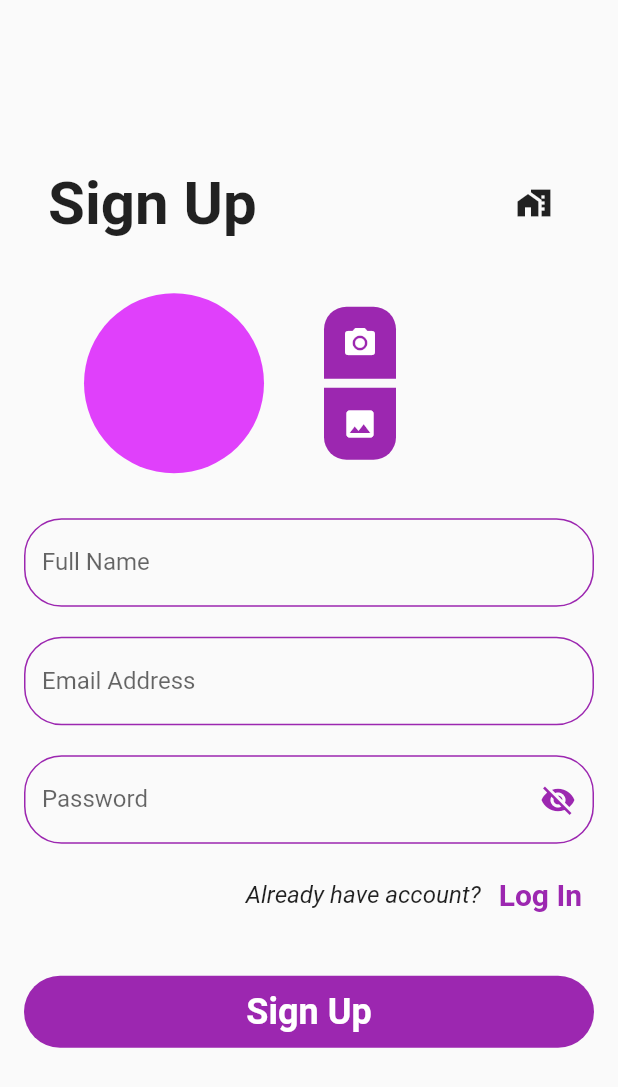
After one commit to ArslanChaudhry007/MultiStoreApp, a Flutter app: the CustomerRegisterScreen screen opened by its route, on a phone screen of 412 x 824 dp. The commit adds this screen. Shown: the top 1087 px of the screen. Run offline on Flutter 3.47's test engine with Material 2 defaults, Android fonts, the phone set to English and light mode, and no system bars; our stand-ins replace animated_text_kit.

Commit message:
Create customer signup screen

```diff
--- /dev/null
+++ b/lib/login_signup_screens/auth_widgets.dart
@@ -0,0 +1,107 @@
+import 'package:flutter/material.dart';
+
+class AuthMainButton extends StatelessWidget {
+  final String mainButtonLable;
+  final Function() onPressed;
+  const AuthMainButton({
+    Key? key,
+    required this.mainButtonLable,
+    required this.onPressed
+  }) : super(key: key);
+
+  @override
+  Widget build(BuildContext context) {
+    return Padding(
+      padding: const EdgeInsets.symmetric(vertical: 30,),
+      child: Material(
+        color: Colors.purple,
+        borderRadius: BorderRadius.circular(25),
+        child: MaterialButton(
+          minWidth: double.infinity,
+          onPressed: onPressed,
+          child:  Text(mainButtonLable, style: const TextStyle(fontSize: 24, fontWeight: FontWeight.bold, color: Colors.white),),
+        ),
+      ),
+    );
+  }
+}
+
+class HaveAccount extends StatelessWidget {
+  final String haveAccount;
+  final String actionLabel;
+  final Function() onPressed;
+  const HaveAccount({
+    Key? key,
+    required this.haveAccount,
+    required this.actionLabel,
+    required this.onPressed
+  }) : super(key: key);
+
+  @override
+  Widget build(BuildContext context) {
+    return Row(
+      mainAxisAlignment: MainAxisAlignment.end,
+      children: [
+        Text(
+          haveAccount,
+          style: const TextStyle(fontSize: 16, fontStyle: FontStyle.italic),
+        ),
+        TextButton(
+            onPressed: () {
+              onPressed;
+            },
+            child:  Text(
+              actionLabel,
+              style: const TextStyle(
+                  color: Colors.purple,
+                  fontWeight: FontWeight.bold,
+                  fontSize: 20),
+            ))
+      ],
+    );
+  }
+}
+
+class AuthHeaderLabel extends StatelessWidget {
+  final String label;
+  const AuthHeaderLabel({
+    Key? key,
+    required this.label
+  }) : super(key: key);
+
+  @override
+  Widget build(BuildContext context) {
+    return Padding(
+      padding: const EdgeInsets.all(16.0),
+      child: Row(
+        mainAxisAlignment: MainAxisAlignment.spaceBetween,
+        children: [
+          Text(
+            label,
+            style: const TextStyle(fontSize: 40, fontWeight: FontWeight.bold),
+          ),
+          IconButton(
+              onPressed: () {
+                Navigator.pop(context);
+                // Navigator.pushReplacementNamed(context, '/welcome_screen');
+              },
+              icon: const Icon(Icons.home_work))
+        ],
+      ),
+    );
+  }
+}
+var textFormDecoration = InputDecoration(
+  labelText: 'Full Name',
+  hintText: 'Enter your full name',
+  border:
+  OutlineInputBorder(borderRadius: BorderRadius.circular(25)),
+  enabledBorder: OutlineInputBorder(
+      borderSide:
+      const BorderSide(color: Colors.purple, width: 1),
+      borderRadius: BorderRadius.circular(25)),
+  focusedBorder: OutlineInputBorder(
+      borderSide: const BorderSide(
+          color: Colors.deepPurpleAccent, width: 2),
+      borderRadius: BorderRadius.circular(25)),
+);
--- /dev/null
+++ b/lib/login_signup_screens/customer_signup_screen.dart
@@ -0,0 +1,207 @@
+import 'package:flutter/foundation.dart';
+import 'package:flutter/material.dart';
+
+import 'auth_widgets.dart';
+
+
+// final TextEditingController _nameController = TextEditingController();
+// final TextEditingController _emailController = TextEditingController();
+// final TextEditingController _passwordController = TextEditingController();
+
+class CustomerRegisterScreen extends StatefulWidget {
+  const CustomerRegisterScreen({Key? key}) : super(key: key);
+
+  @override
+  State<CustomerRegisterScreen> createState() => _CustomerRegisterScreenState();
+}
+
+class _CustomerRegisterScreenState extends State<CustomerRegisterScreen> {
+  late String name;
+  late String email;
+  late String password;
+  final GlobalKey<FormState> _formKey = GlobalKey<FormState>();
+  bool passwordVisibility = true;
+
+  @override
+  Widget build(BuildContext context) {
+    return Scaffold(
+      body: SafeArea(
+        child: Center(
+          child: SingleChildScrollView(
+            keyboardDismissBehavior: ScrollViewKeyboardDismissBehavior.onDrag,
+            reverse: true,
+            child: Padding(
+              padding: const EdgeInsets.all(16.0),
+              child: Form(
+                key: _formKey,
+                child: Column(
+                  children: [
+                    // sign up and home button
+                    const AuthHeaderLabel(
+                      label: 'Sign Up',
+                    ),
+                    // profile image with camera and photo icons
+                    Row(
+                      children: [
+                        const Padding(
+                          padding: EdgeInsets.symmetric(
+                              vertical: 20, horizontal: 40),
+                          child: CircleAvatar(
+                            radius: 60,
+                            backgroundColor: Colors.purpleAccent,
+                          ),
+                        ),
+                        Column(
+                          children: [
+                            Container(
+                              decoration: const BoxDecoration(
+                                  color: Colors.purple,
+                                  borderRadius: BorderRadius.only(
+                                      topLeft: Radius.circular(15),
+                                      topRight: Radius.circular(15))),
+                              child: IconButton(
+                                icon: const Icon(
+                                  Icons.camera_alt,
+                                  color: Colors.white,
+                                ),
+                                onPressed: () {},
+                              ),
+                            ),
+                            const SizedBox(
+                              height: 6,
+                            ),
+                            Container(
+                              decoration: const BoxDecoration(
+                                  color: Colors.purple,
+                                  borderRadius: BorderRadius.only(
+                                      bottomLeft: Radius.circular(15),
+                                      bottomRight: Radius.circular(15))),
+                              child: IconButton(
+                                icon: const Icon(
+                                  Icons.photo,
+                                  color: Colors.white,
+                                ),
+                                onPressed: () {},
+                              ),
+                            ),
+                          ],
+                        )
+                      ],
+                    ),
+                    // Full Name field
+                    Padding(
+                      padding: const EdgeInsets.symmetric(vertical: 10),
+                      child: TextFormField(
+                        validator: (value) {
+                          if (value!.isEmpty) {
+                            return 'Please enter your Name';
+                          }
+                          return null;
+                        },
+                      onChanged: (value){
+                          name = value;
+                      },
+                        decoration: textFormDecoration.copyWith(
+                            labelText: 'Full Name',
+                            hintText: 'Enter you full name'),
+                      ),
+                    ),
+                    // Email field
+                    Padding(
+                      padding: const EdgeInsets.symmetric(vertical: 10),
+                      child: TextFormField(
+                        validator: (value) {
+                          if (value!.isEmpty) {
+                            return 'Please enter your Email Address';
+                          } else if (value.isValidEmail() == false) {
+                            return ' Invalid email';
+                          } else if (value.isValidEmail() == true) {
+                            return null;
+                          }
+                          return null;
+                        },
+                       onChanged: (value){
+                          email = value;
+                       },
+                        keyboardType: TextInputType.emailAddress,
+                        decoration: textFormDecoration.copyWith(
+                            labelText: 'Email Address',
+                            hintText: 'Enter your Email'),
+                      ),
+                    ),
+                    // password field
+                    Padding(
+                      padding: const EdgeInsets.symmetric(vertical: 10),
+                      child: TextFormField(
+                        validator: (value) {
+                          if (value!.isEmpty) {
+                            return 'Please enter your password';
+                          }
+                          return null;
+                        },
+                       onChanged: (value){
+                          password = value;
+                       },
+                        obscureText: passwordVisibility,
+                        decoration: textFormDecoration.copyWith(
+                            suffixIcon: IconButton(
+                                onPressed: () {
+                                  setState(() {
+                                    passwordVisibility = !passwordVisibility;
+                                  });
+                                },
+                                icon: Icon(
+                                  passwordVisibility
+                                      ? Icons.visibility_off
+                                      : Icons.visibility,
+                                  color: Colors.purple,
+                                )),
+                            labelText: 'Password',
+                            hintText: 'Enter your Password'),
+                      ),
+                    ),
+                    // already have a account text
+                    HaveAccount(
+                      haveAccount: 'Already have account? ',
+                      actionLabel: 'Log In',
+                      onPressed: () {},
+                    ),
+                    // signup button
+                    AuthMainButton(
+                      mainButtonLable: 'Sign Up',
+                      onPressed: () {
+                        if (_formKey.currentState!.validate()) {
+                         if (kDebugMode) {
+                           print(name);
+                         }
+                         if (kDebugMode) {
+                           print(email);
+                         }
+                         if (kDebugMode) {
+                           print(password);
+                         }
+                        } else {
+                          if (kDebugMode) {
+                            print('Not valid');
+                          }
+                        }
+                      },
+                    )
+                  ],
+                ),
+              ),
+            ),
+          ),
+        ),
+      ),
+    );
+  }
+}
+
+extension EmailValidator on String {
+  bool isValidEmail() {
+    return RegExp(
+            r'^(([^<>()[\]\\.,;:\s@\"]+(\.[^<>()[\]\\.,;:\s@\"]+)*)|(\".+\"))@((\[[0-9]{1,3}\.[0-9]{1,3}\.[0-9]{1,3}\.[0-9]{1,3}\])|(([a-zA-Z\-0-9]+\.)+[a-zA-Z]{2,}))$')
+        .hasMatch(this);
+  }
+}
--- a/lib/main.dart
+++ b/lib/main.dart
@@ -1,4 +1,5 @@
 import 'package:flutter/material.dart';
+import 'package:multi_store_app/login_signup_screens/customer_signup_screen.dart';
 import 'package:multi_store_app/main_screens/customer_supplier_home_screens/customer_home.dart';
 import 'package:multi_store_app/main_screens/customer_supplier_home_screens/supplier_home_screen.dart';
 import 'package:multi_store_app/main_screens/welcome_screen_vc/welcome_screen.dart';
@@ -23,6 +24,7 @@ class MyApp extends StatelessWidget {
         '/welcome_screen':(context) => const WelcomeScreen(),
         '/customer_home':(context) => const CustomerHomeScreen(),
         '/supplier_home':(context) => const SupplierHomeScreen(),
+        '/customer_signup':(context) => const CustomerRegisterScreen(),
       },
     );
   }
--- a/lib/main_screens/welcome_screen_vc/welcome_screen_widget.dart
+++ b/lib/main_screens/welcome_screen_vc/welcome_screen_widget.dart
@@ -175,7 +175,9 @@ Widget BuyShopOnlineStore(){
                ),
                YellowButton(
                  label: 'Sign Up',
-                 onPressed: () {},
+                 onPressed: () {
+                   Navigator.pushNamed(context, '/customer_signup');
+                 },
                  width: MediaQuery.of(context).size.width * 0.25,
                ),
                AnimatedLogo(animationController: _animationController),
```
Also changed, not shown: 3 other files.
